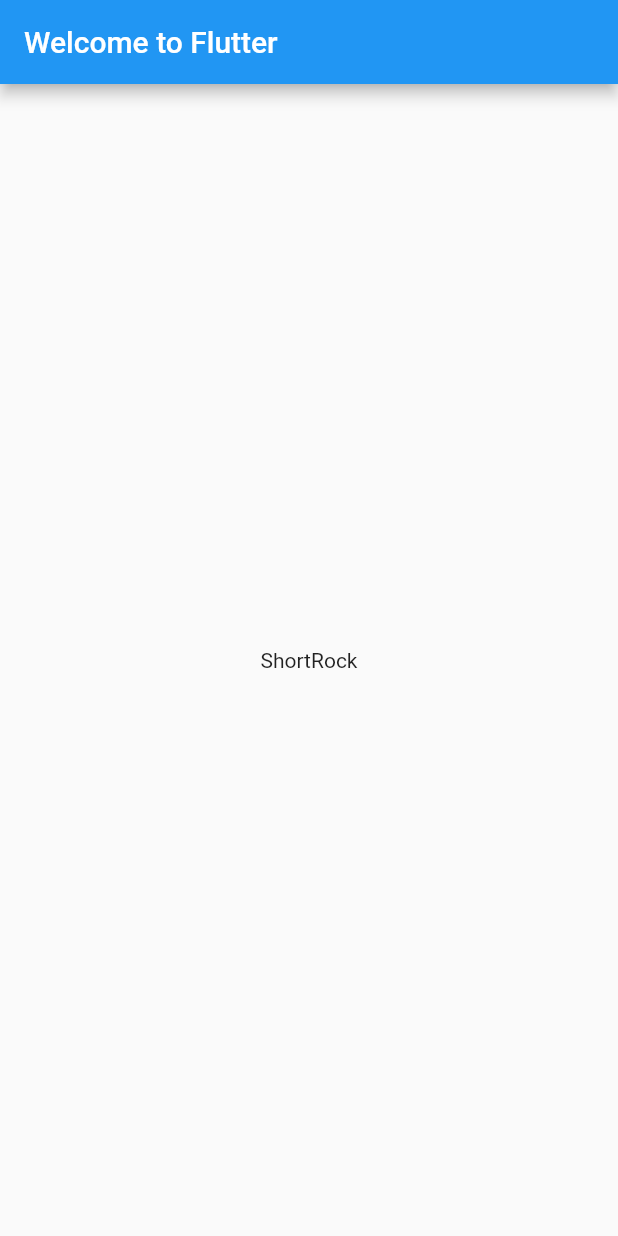
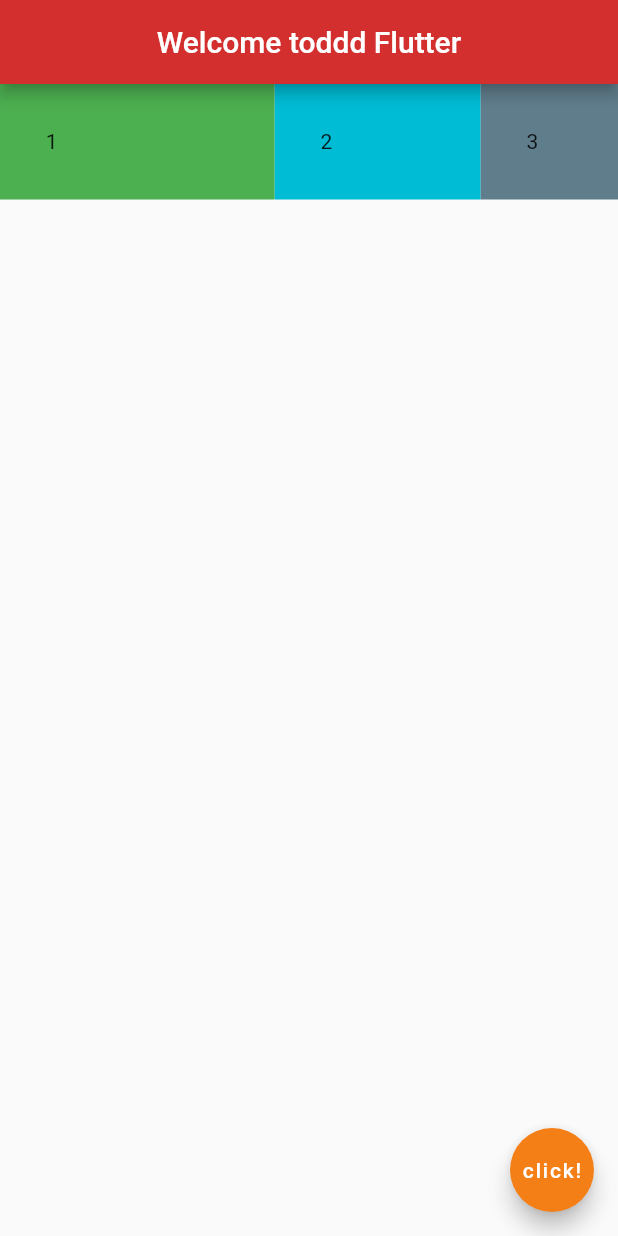
Before and after one commit to shahad-mahmud/flutter_learning, a Flutter app: the screen it shows after launch, on a phone screen of 412 x 824 dp. Run offline on Flutter 3.47's test engine with Material 2 defaults, Android fonts, the phone set to English and light mode, and no system bars.

Commit message:
learning basics

```diff
--- a/lib/main.dart
+++ b/lib/main.dart
@@ -3,23 +3,54 @@
 // found in the LICENSE file.
 
 import 'package:flutter/material.dart';
-import 'package:english_words/english_words.dart';
+import 'package:flutter/painting.dart';
 
-void main() => runApp(MyApp());
+void main() =>
+    runApp(MaterialApp(
+      home: Home(),
+    ));
 
-class MyApp extends StatelessWidget {
+class Home extends StatelessWidget {
   @override
   Widget build(BuildContext context) {
-    final wrodPair = WordPair.random();
-    return MaterialApp(
-      title: 'Welcome to Flutter',
-      home: Scaffold(
-        appBar: AppBar(
-          title: Text('Welcome to Flutter'),
-        ),
-        body: Center(
-          child: Text(wrodPair.asPascalCase),
-        ),
+    return Scaffold(
+      appBar: AppBar(
+        title: Text('Welcome toddd Flutter'),
+        centerTitle: true,
+        backgroundColor: Colors.red[700],
+      ),
+      body: Row(
+        children: <Widget>[
+          Expanded(
+            flex: 4,
+            child: Container(
+              padding: EdgeInsets.all(30.5),
+              color: Colors.green,
+              child: Text('1'),
+            ),
+          ),
+          Expanded(
+            flex: 3,
+            child: Container(
+              padding: EdgeInsets.all(30.5),
+              color: Colors.cyan,
+              child: Text('2'),
+            ),
+          ),
+          Expanded(
+            flex: 2,
+            child: Container(
+              padding: EdgeInsets.all(30.5),
+              color: Colors.blueGrey,
+              child: Text('3'),
+            ),
+          ),
+        ],
+      ),
+      floatingActionButton: FloatingActionButton(
+        child: Text('click!'),
+        onPressed: () {},
+        backgroundColor: Colors.yellow[900],
       ),
     );
   }
--- a/pubspec.yaml
+++ b/pubspec.yaml
@@ -46,9 +46,9 @@
   uses-material-design: true
 
   # To add assets to your application, add an assets section, like this:
-  # assets:
-  #   - images/a_dot_burr.jpeg
-  #   - images/a_dot_ham.jpeg
+  assets:
+    - assets/images/
+
 
   # An image asset can refer to one or more resolution-specific "variants", see
   # https://flutter.dev/assets-and-images/#resolution-aware.
```
Also changed, not shown: 1 other file.
